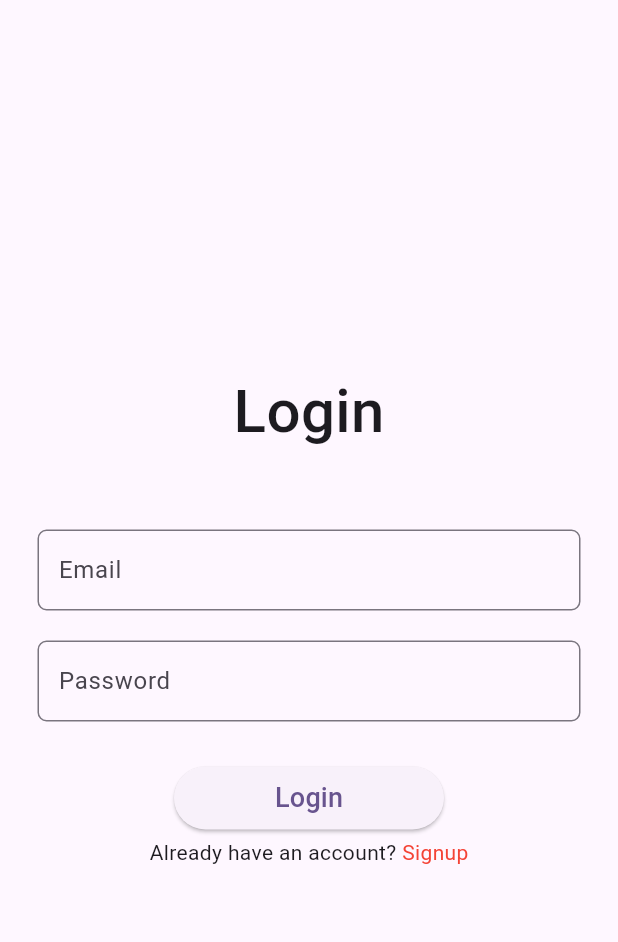
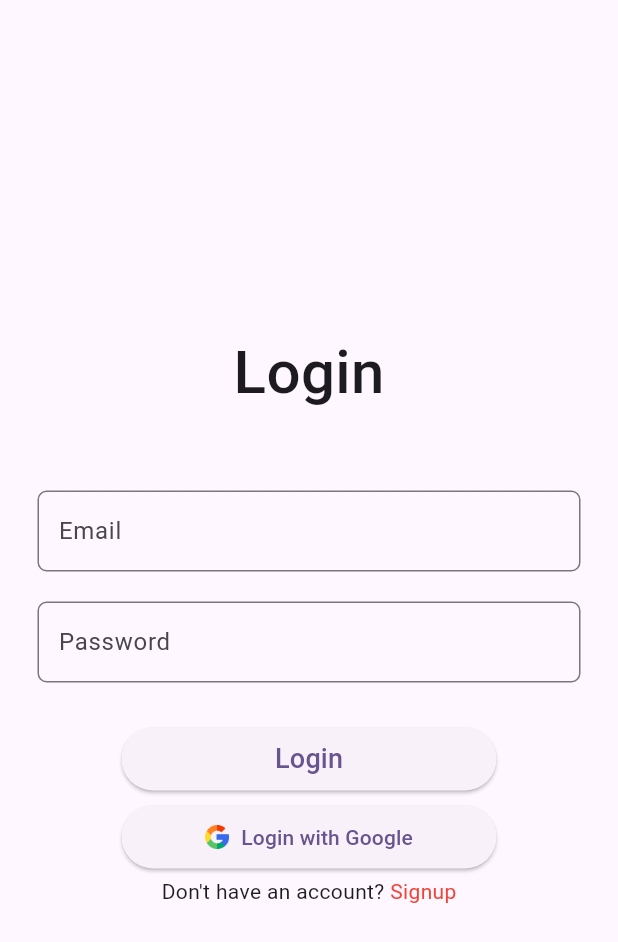
Before and after one commit to 08samudra/weather_app, a Flutter app: the screen it shows after launch, on a phone screen of 412 x 824 dp. Shown: the top 942 px of the screen. Run offline on Flutter 3.47's test engine with Material 3 defaults, Android fonts, the phone set to English and light mode, and no system bars; our stand-ins replace firebase_auth, firebase_core, fluttertoast, google_sign_in, image_picker, intl_phone_number_input and 2 more; accounts and stored records are empty.

Commit message:
Google Auth 19-03

```diff
--- a/lib/app_login_firebase/auth/login_screen.dart
+++ b/lib/app_login_firebase/auth/login_screen.dart
@@ -1,11 +1,8 @@
-import 'dart:developer';
 import 'package:flutter/material.dart';
 import 'package:flutter_clone2/app_login_firebase/auth/auth_service.dart';
 import 'package:flutter_clone2/app_login_firebase/auth/signup_screen.dart';
 import 'package:flutter_clone2/app_login_firebase/widgets/button.dart';
-import 'package:flutter_clone2/app_login_firebase/widgets/homescreen.dart';
 import 'package:flutter_clone2/app_login_firebase/widgets/textfield.dart';
-import 'package:flutter_clone2/app_weather_api/13-03_weather_home.dart';
 
 class LoginScreenFirebase extends StatefulWidget {
   const LoginScreenFirebase({super.key});
@@ -16,15 +13,14 @@ class LoginScreenFirebase extends StatefulWidget {
 
 class _LoginScreenState extends State<LoginScreenFirebase> {
   final _auth = AuthService();
-
   final _email = TextEditingController();
   final _password = TextEditingController();
 
   @override
   void dispose() {
-    super.dispose();
     _email.dispose();
     _password.dispose();
+    super.dispose();
   }
 
   @override
@@ -54,11 +50,16 @@ class _LoginScreenState extends State<LoginScreenFirebase> {
             ),
             const SizedBox(height: 30),
             CustomButton(label: "Login", onPressed: _login),
+            const SizedBox(height: 10),
+            CustomButton2(
+              label: "",
+              onPressed: () => _auth.loginWithGoogle(context),
+            ),
             const SizedBox(height: 5),
             Row(
               mainAxisAlignment: MainAxisAlignment.center,
               children: [
-                const Text("Already have an account? "),
+                const Text("Don't have an account? "),
                 InkWell(
                   onTap: () => goToSignup(context),
                   child: const Text(
@@ -80,11 +81,6 @@ class _LoginScreenState extends State<LoginScreenFirebase> {
     MaterialPageRoute(builder: (context) => const SignupScreen()),
   );
 
-  goToHome(BuildContext context) => Navigator.push(
-    context,
-    MaterialPageRoute(builder: (context) => WeatherHome()),
-  );
-
   _login() async {
     final user = await _auth.loginUserWithEmailAndPassword(
       _email.text,
@@ -92,8 +88,7 @@ class _LoginScreenState extends State<LoginScreenFirebase> {
     );
 
     if (user != null) {
-      log("User Logged In");
-      goToHome(context);
+      Navigator.pushReplacementNamed(context, '/home');
     }
   }
 }
--- a/lib/app_login_firebase/widgets/button.dart
+++ b/lib/app_login_firebase/widgets/button.dart
@@ -8,7 +8,7 @@ class CustomButton extends StatelessWidget {
   @override
   Widget build(BuildContext context) {
     return SizedBox(
-      width: 180,
+      width: 250,
       height: 42,
       child: ElevatedButton(
         onPressed: onPressed,
@@ -17,3 +17,28 @@ class CustomButton extends StatelessWidget {
     );
   }
 }
+
+class CustomButton2 extends StatelessWidget {
+  const CustomButton2({super.key, required this.label, this.onPressed});
+  final String label;
+  final void Function()? onPressed;
+
+  @override
+  Widget build(BuildContext context) {
+    return SizedBox(
+      width: 250,
+      height: 42,
+      child: ElevatedButton(
+        onPressed: onPressed,
+        child: Row(
+          mainAxisAlignment: MainAxisAlignment.center,
+          children: [
+            Image.asset("assets/images/google.png", height: 16),
+            SizedBox(width: 8),
+            Text("Login with Google", style: TextStyle(fontSize: 14)),
+          ],
+        ),
+      ),
+    );
+  }
+}
--- a/lib/main.dart
+++ b/lib/main.dart
@@ -1,15 +1,7 @@
 import 'package:firebase_core/firebase_core.dart';
 import 'package:flutter/material.dart';
 import 'package:flutter_clone2/app_login_firebase/auth/login_screen.dart';
-// import 'package:flutter_clone2/app_contact/03-11_splashlogo.dart';
-import 'package:flutter_clone2/app_weather_api/13-03_weather_home.dart';
-// import 'package:flutter_clone2/app_note/11-03_noteHome.dart';
-// import 'package:flutter_clone2/app_quiz/03-07_splash_logo.dart';
-// import 'package:flutter_clone2/02-28_login1.dart';
-// import 'package:flutter_clone2/03-04_test.dart';
-// import 'package:flutter_clone2/03-06_splashscreen.dart';
-// import 'package:flutter_clone2/03-07_splash_logo.dart';
-// import 'package:flutter_clone2/app_quiz/03-10_home.dart';
+import 'package:flutter_clone2/app_login_firebase/widgets/homescreen.dart';
 
 Future<void> main() async {
   WidgetsFlutterBinding.ensureInitialized();
@@ -35,7 +27,12 @@ class MyApp extends StatelessWidget {
       // home: SplashLogo(), //app_quiz
       // home: NoteHome(),
       // home: WeatherHome(),
-      home: LoginScreenFirebase(),
+      // home: LoginScreenFirebase(),
+      initialRoute: '/login',
+      routes: {
+        '/login': (context) => const LoginScreenFirebase(),
+        '/home': (context) => const HomeScreenFirebase(),
+      },
     );
   }
 }
--- a/pubspec.yaml
+++ b/pubspec.yaml
@@ -46,6 +46,8 @@ dependencies:
   firebase_core: ^3.12.1
   firebase_auth: ^5.5.1
   get: ^4.7.2
+  fluttertoast: ^8.2.12
+  google_sign_in: ^6.3.0
 
 dev_dependencies:
   flutter_lints: ^5.0.0
```
Also changed, not shown: lib/app_login_firebase/auth/auth_service.dart (+49 -5 lines), lib/app_login_firebase/auth/signup_screen.dart (+8 -10 lines), lib/app_login_firebase/widgets/homescreen.dart (+13 -27 lines), pubspec.lock, 2 other files.
